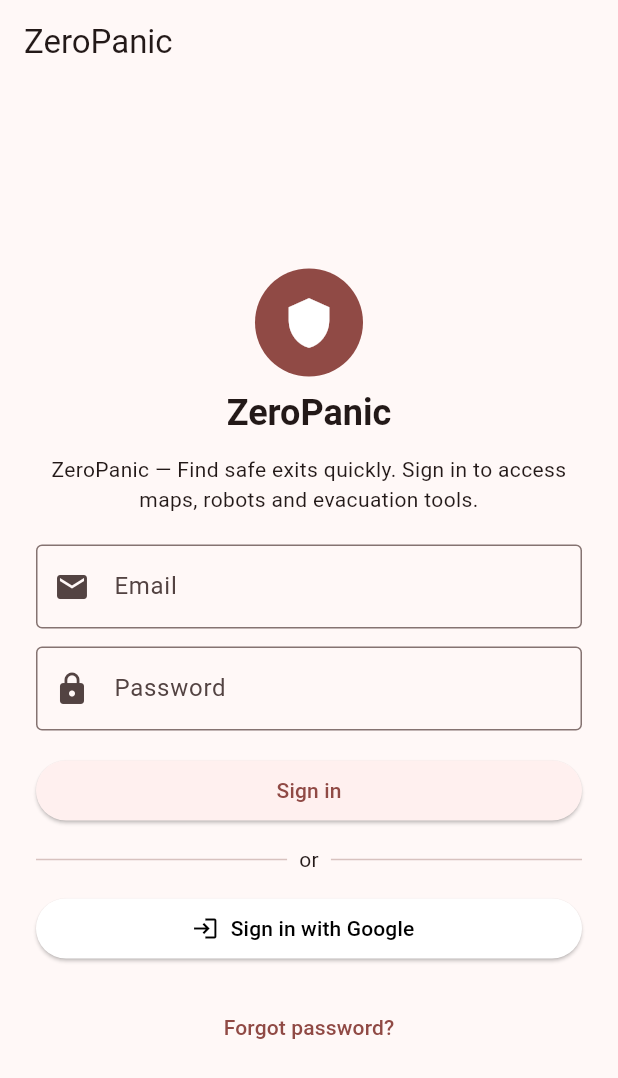
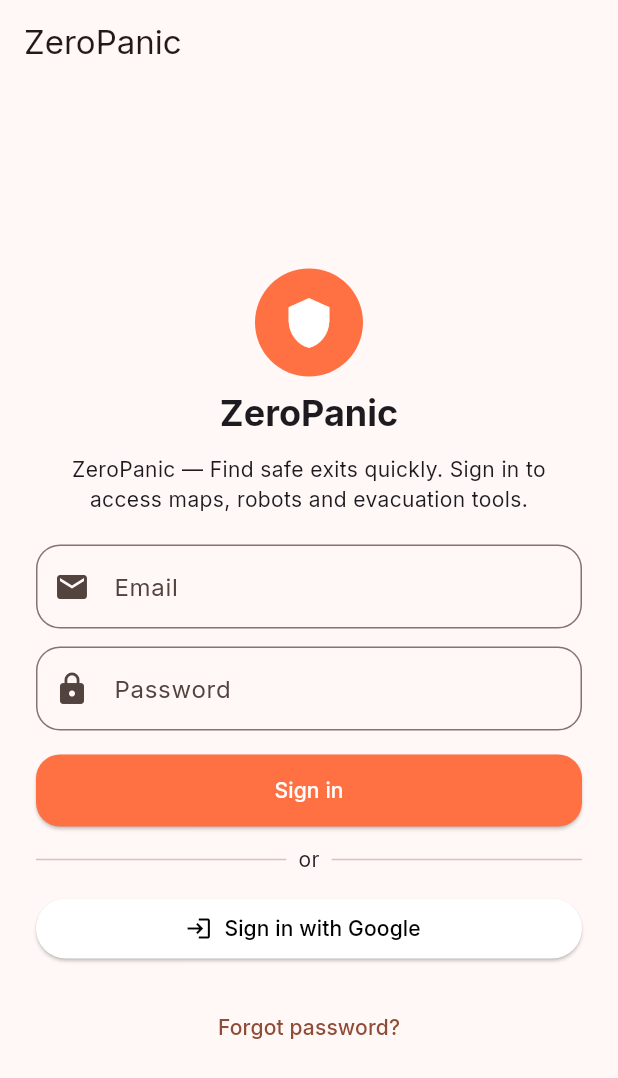
Before and after one commit to ZPM-TUNA/zpm, a Flutter app: the screen it shows after launch, on a phone screen of 412 x 824 dp. Shown: the top 1078 px of the screen. Run offline on Flutter 3.47's test engine with Material 3 defaults, Android fonts, the phone set to English and light mode, and no system bars; our stand-ins replace google_fonts; network calls fail.

Commit message:
Change font and color scheme of application

```diff
--- a/frontend/lib/src/app.dart
+++ b/frontend/lib/src/app.dart
@@ -1,5 +1,6 @@
 import 'package:flutter/material.dart';
 import 'package:provider/provider.dart';
+import 'package:google_fonts/google_fonts.dart';
 
 import 'login.dart';
 import 'models/evacuation_state.dart';
@@ -21,16 +22,37 @@ class ZeroPanicApp extends StatelessWidget {
             title: 'ZeroPanic',
               theme: ThemeData(
                 brightness: Brightness.light,
-                // Use a more vivid red seed to avoid brownish tones
-                colorSchemeSeed: const Color(0xFFFF3D3D),
+                // Use the app seed color (matches Sign in button)
+                colorSchemeSeed: const Color(0xFFFF7043),
                 useMaterial3: true,
+                // ensure icons use the brand color rather than a brownish fallback
+                iconTheme: const IconThemeData(color: Color(0xFFFF7043)),
+                appBarTheme: const AppBarTheme(iconTheme: IconThemeData(color: Color(0xFFFF7043))),
+                listTileTheme: const ListTileThemeData(iconColor: Color(0xFFFF7043)),
+                bottomNavigationBarTheme: const BottomNavigationBarThemeData(selectedItemColor: Color(0xFFFF7043)),
+                floatingActionButtonTheme: const FloatingActionButtonThemeData(backgroundColor: Color(0xFFFF7043)),
+                textTheme: GoogleFonts.interTextTheme(),
+                primaryTextTheme: GoogleFonts.interTextTheme(),
               ),
               darkTheme: ThemeData(
                 brightness: Brightness.dark,
-                colorSchemeSeed: const Color(0xFFFF3D3D),
+                colorSchemeSeed: const Color(0xFFFF7043),
                 useMaterial3: true,
+                // dark theme icons: also use the brand color for emphasis
+                iconTheme: const IconThemeData(color: Color(0xFFFF7043)),
+                appBarTheme: const AppBarTheme(iconTheme: IconThemeData(color: Color(0xFFFF7043))),
+                listTileTheme: const ListTileThemeData(iconColor: Color(0xFFFF7043)),
+                bottomNavigationBarTheme: const BottomNavigationBarThemeData(selectedItemColor: Color(0xFFFF7043)),
+                floatingActionButtonTheme: const FloatingActionButtonThemeData(backgroundColor: Color(0xFFFF7043)),
+                textTheme: GoogleFonts.interTextTheme(ThemeData(brightness: Brightness.dark).textTheme),
+                primaryTextTheme: GoogleFonts.interTextTheme(ThemeData(brightness: Brightness.dark).primaryTextTheme),
               ),
             themeMode: themeProvider.isDarkMode ? ThemeMode.dark : ThemeMode.light,
+            // Ensure icons pick up the computed colorScheme.primary after the theme is applied
+            builder: (context, child) {
+              final scheme = Theme.of(context).colorScheme;
+              return IconTheme(data: IconThemeData(color: scheme.primary), child: child ?? const SizedBox.shrink());
+            },
             home: const LoginScreen(),
           );
         },
--- a/frontend/lib/src/login.dart
+++ b/frontend/lib/src/login.dart
@@ -83,7 +83,7 @@ class _LoginScreenState extends State<LoginScreen> {
                     children: [
                       CircleAvatar(
                         radius: 36,
-                        backgroundColor: theme.colorScheme.primary,
+                        backgroundColor: const Color(0xFFFF7043), // match Sign in button color
                         child: Icon(Icons.shield, color: theme.colorScheme.onPrimary, size: 36),
                       ),
                       const SizedBox(height: 8),
@@ -106,10 +106,10 @@ class _LoginScreenState extends State<LoginScreen> {
                         controller: _emailController,
                         keyboardType: TextInputType.emailAddress,
                         autovalidateMode: _submitted ? AutovalidateMode.always : AutovalidateMode.disabled,
-                        decoration: const InputDecoration(
+                        decoration: InputDecoration(
                           labelText: 'Email',
-                          border: OutlineInputBorder(),
-                          prefixIcon: Icon(Icons.email),
+                          border: OutlineInputBorder(borderRadius: BorderRadius.circular(16.0)),
+                          prefixIcon: const Icon(Icons.email),
                         ),
                         validator: (value) {
                           if (value == null || value.trim().isEmpty) return 'Please enter your email';
@@ -121,10 +121,10 @@ class _LoginScreenState extends State<LoginScreen> {
                         controller: _passwordController,
                         obscureText: true,
                         autovalidateMode: _submitted ? AutovalidateMode.always : AutovalidateMode.disabled,
-                        decoration: const InputDecoration(
+                        decoration: InputDecoration(
                           labelText: 'Password',
-                          border: OutlineInputBorder(),
-                          prefixIcon: Icon(Icons.lock),
+                          border: OutlineInputBorder(borderRadius: BorderRadius.circular(16.0)),
+                          prefixIcon: const Icon(Icons.lock),
                         ),
                         validator: (value) {
                           if (value == null || value.isEmpty) return 'Please enter your password';
@@ -137,9 +137,15 @@ class _LoginScreenState extends State<LoginScreen> {
                 const SizedBox(height: 16),
 
                 ElevatedButton(
+                  style: ElevatedButton.styleFrom(
+                    backgroundColor: const Color.fromARGB(255, 255, 112, 67), // slightly brighter orange-red
+                    foregroundColor: Colors.white,
+                    shape: RoundedRectangleBorder(borderRadius: BorderRadius.circular(16.0)),
+                    padding: const EdgeInsets.symmetric(vertical: 14.0),
+                  ),
                   onPressed: _loading ? null : _handleSignIn,
                   child: _loading
-                      ? const SizedBox(height: 20, width: 20, child: CircularProgressIndicator(strokeWidth: 2))
+                      ? const SizedBox(height: 20, width: 20, child: CircularProgressIndicator(strokeWidth: 2, color: Colors.white))
                       : const Text('Sign in'),
                 ),
 
@@ -150,11 +156,15 @@ class _LoginScreenState extends State<LoginScreen> {
                 ElevatedButton.icon(
                   style: ElevatedButton.styleFrom(backgroundColor: Colors.white, foregroundColor: Colors.black),
                   onPressed: _loading ? null : _handleGoogleSignIn,
-                  icon: Image.network(
-                    'https://www.gstatic.com/devrel-devsite/prod/vb2a3b2aab2a0a5b3f8b4b6f6a7b8b9b0/google_48.png',
-                    height: 20,
-                    width: 20,
-                    errorBuilder: (context, error, stack) => const Icon(Icons.login),
+                  icon: Semantics(
+                    label: 'Google logo',
+                    image: true,
+                    child: Image.network(
+                      'https://developers.google.com/identity/images/g-logo.png',
+                      height: 20,
+                      width: 20,
+                      errorBuilder: (context, error, stack) => const Icon(Icons.login),
+                    ),
                   ),
                   label: const Text('Sign in with Google'),
                 ),
--- a/frontend/pubspec.yaml
+++ b/frontend/pubspec.yaml
@@ -12,6 +12,7 @@ dependencies:
   provider: ^6.0.5
   english_words: ^4.0.0
   http: ^1.1.0
+  google_fonts: ^4.0.3
 
 dev_dependencies:
   flutter_test:
```
Also changed, not shown: frontend/lib/src/main_menu.dart (+9 -7 lines), frontend/lib/src/map_screen.dart (+5 -2 lines), frontend/pubspec.lock, 1 other file.
